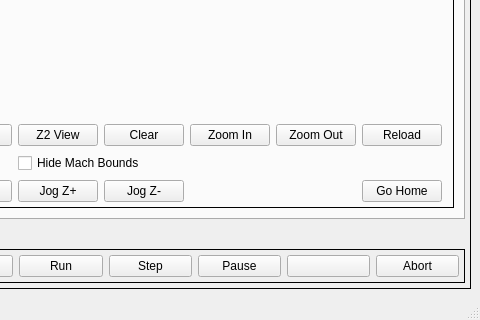
Qt form examples/vtk_test/vtk_test/ui/mainwindow.ui (kcjengr/qtpyvcp) before a commit; both pictures show x 358 to 838 and y 280 to 600 of the 838 by 600 pixel window.
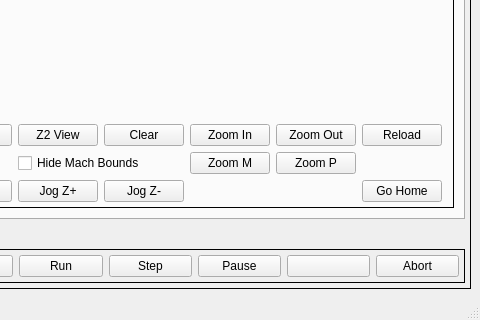
The same form after that commit. Custom widgets are drawn as their Qt base class.

```diff
--- a/examples/vtk_test/vtk_test/ui/mainwindow.ui
+++ b/examples/vtk_test/vtk_test/ui/mainwindow.ui
@@ -233,6 +233,26 @@
                 </property>
                </widget>
               </item>
+              <item row="3" column="6">
+               <widget class="QPushButton" name="viewMachine">
+                <property name="toolTip">
+                 <string>Zoom to Machine Bounds</string>
+                </property>
+                <property name="text">
+                 <string>Zoom M</string>
+                </property>
+               </widget>
+              </item>
+              <item row="3" column="7">
+               <widget class="QPushButton" name="viewPath">
+                <property name="toolTip">
+                 <string>Zoom to Path Bounds</string>
+                </property>
+                <property name="text">
+                 <string>Zoom P</string>
+                </property>
+               </widget>
+              </item>
              </layout>
             </widget>
            </item>
```
Left out of the diff: 32 changed lines with no effect on the pictures.
